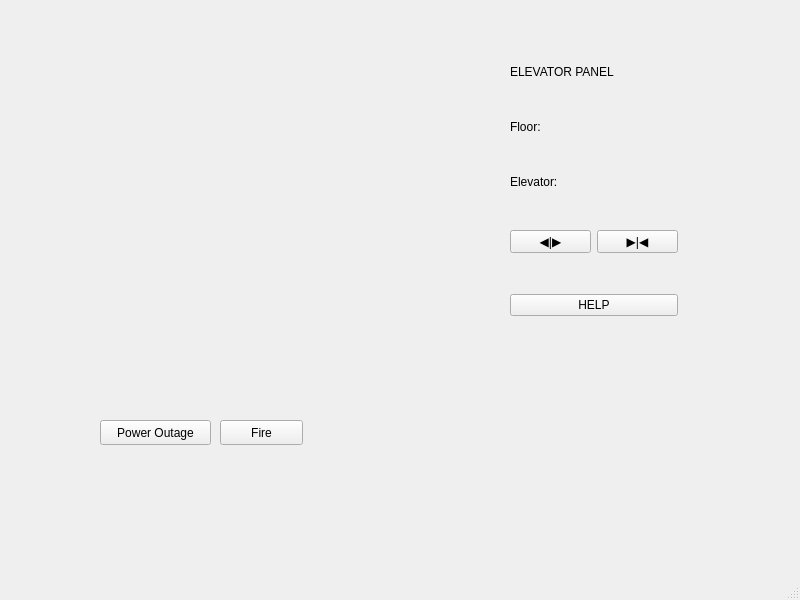
Above: mainwindow.ui from vadimbarkhatov/Elevator-Control-Simulator before the change. Below: the same form after it.
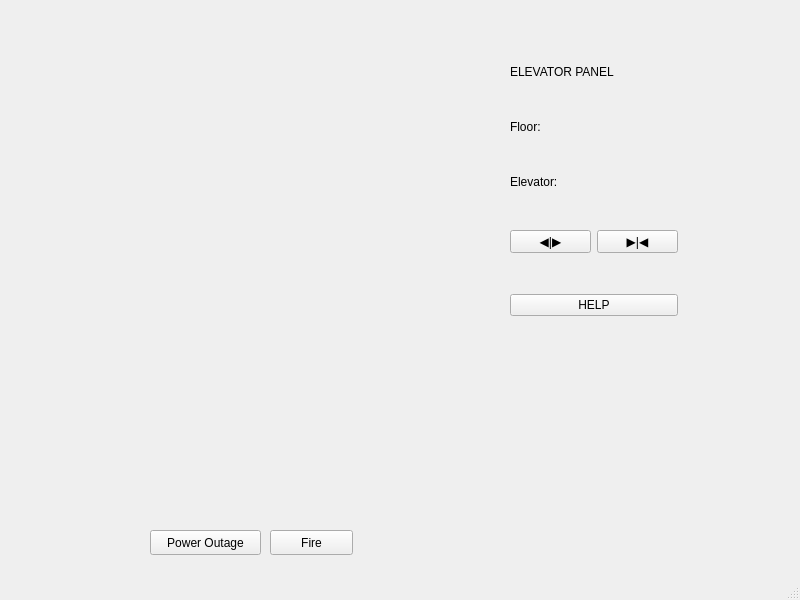
That is the form after the change.

```diff
--- a/mainwindow.ui
+++ b/mainwindow.ui
@@ -17,8 +17,8 @@
    <widget class="QPushButton" name="fireButton">
     <property name="geometry">
      <rect>
-      <x>220</x>
-      <y>420</y>
+      <x>270</x>
+      <y>530</y>
       <width>83</width>
       <height>25</height>
      </rect>
@@ -30,8 +30,8 @@
    <widget class="QPushButton" name="powerButton">
     <property name="geometry">
      <rect>
-      <x>100</x>
-      <y>420</y>
+      <x>150</x>
+      <y>530</y>
       <width>111</width>
       <height>25</height>
      </rect>
```
